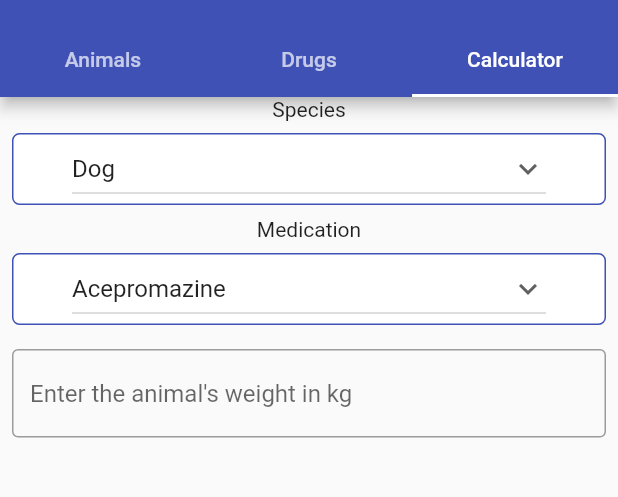
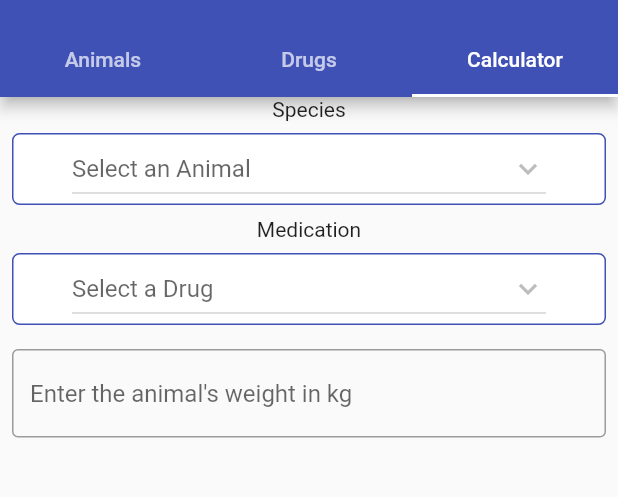
Before and after one commit to vetcalc/vetcalc-mobile-calc, a Flutter app: the screen it shows after launch, tab 3 chosen, on a phone screen of 412 x 824 dp, the part 59-556 px from its top. Run offline on Flutter 3.47's test engine with Material 2 defaults, Android fonts, the light colour scheme and no system bars; missing offline and left inert: open_file_plus; network calls fail.

Commit message:
DrugScreen, AnimalScreen, Both Dropdowns working with database

```diff
--- a/lib/components/animal.dart
+++ /dev/null
@@ -1,21 +0,0 @@
-import 'package:vet_app/lib.dart';
-
-class Animal {
-  final int id;
-  final String name;
-  final int temperature;
-  final int heartRate;
-  final int breathRate;
-  List<Drug> druglist = [];
-
-  Animal(this.id, this.name, this.temperature, this.heartRate, this.breathRate,
-      this.druglist);
-
-  Animal.fromJson(Map<String, dynamic> json)
-      : id = json['id'],
-        name = json['name'],
-        temperature = json['temperature'],
-        heartRate = json['heart_rate'],
-        breathRate = json['breath_rate'],
-        druglist = json['druglist'];
-}
--- a/lib/components/animal_dropdown.dart
+++ b/lib/components/animal_dropdown.dart
@@ -1,25 +1,16 @@
 import 'package:flutter/material.dart';
 import 'package:vet_app/lib.dart';
 
-List<Animal> speciesList = [
-  Animal(1, 'Dog', 99, 120, 90, []),
-  Animal(2, 'Cat', 98, 120, 100, []),
-  Animal(3, 'Equine', 100, 110, 90, []),
-  Animal(4, 'Sheep/Goat', 99, 95, 85, []),
-  Animal(5, 'Swine', 97, 122, 110, []),
-  Animal(6, 'Cattle', 96, 75, 60, []),
-  Animal(7, 'Camelid', 101, 60, 50, []),
-];
-
 class AnimalDropdownButton extends StatefulWidget {
-  const AnimalDropdownButton({super.key});
+  final AnimalList animalList;
+  const AnimalDropdownButton({super.key, required this.animalList});
 
   @override
   State<AnimalDropdownButton> createState() => _AnimalDropdownButtonState();
 }
 
 class _AnimalDropdownButtonState extends State<AnimalDropdownButton> {
-  Animal? dropdownValue = speciesList.first;
+  Animal? dropdownValue;
 
   @override
   Widget build(BuildContext context) {
@@ -44,7 +35,8 @@ class _AnimalDropdownButtonState extends State<AnimalDropdownButton> {
               dropdownValue = value;
             });
           },
-          items: speciesList.map<DropdownMenuItem<Animal>>((Animal value) {
+          items: widget.animalList.entries
+              .map<DropdownMenuItem<Animal>>((Animal value) {
             return DropdownMenuItem(
               value: value,
               child: Text(value.name),
--- a/lib/components/animals.dart
+++ /dev/null
@@ -1,12 +0,0 @@
-import 'animal.dart';
-
-class Animals {
-  List<Animal> animals;
-
-  Animals({this.animals = const []});
-
-  Animals.fromJson(Map<String, dynamic> json)
-      : animals = (json['Animals'] as List<dynamic>)
-            .map((animal) => Animal.fromJson(animal))
-            .toList();
-}
--- a/lib/components/drug.dart
+++ /dev/null
@@ -1,10 +0,0 @@
-class Drug {
-  final int id;
-  final String name;
-
-  Drug(this.id, this.name);
-
-  Drug.fromJson(Map<String, dynamic> json)
-      : id = json['id'],
-        name = json['name'];
-}
--- a/lib/components/drug_dropdown.dart
+++ b/lib/components/drug_dropdown.dart
@@ -1,23 +1,16 @@
 import 'package:flutter/material.dart';
 import 'package:vet_app/lib.dart';
 
-final List<Drug> drugList = [
-  Drug(1, 'Acepromazine'),
-  Drug(2, 'Alfaxalone'),
-  Drug(3, 'Atropine'),
-  Drug(4, 'Azaperone'),
-  Drug(5, 'Buprenorphine')
-];
-
 class DrugDropdownButton extends StatefulWidget {
-  const DrugDropdownButton({super.key});
+  final DrugList drugList;
+  const DrugDropdownButton({super.key, required this.drugList});
 
   @override
   State<DrugDropdownButton> createState() => _DrugDropdownButtonState();
 }
 
 class _DrugDropdownButtonState extends State<DrugDropdownButton> {
-  Drug? dropdownValue = drugList.first;
+  Drug? dropdownValue;
 
   @override
   Widget build(BuildContext context) {
@@ -40,10 +33,11 @@ class _DrugDropdownButtonState extends State<DrugDropdownButton> {
           onChanged: (Drug? value) {
             setState(() {
               dropdownValue = value;
-              //print(value?.name);
+              print(value?.name);
             });
           },
-          items: drugList.map<DropdownMenuItem<Drug>>((Drug value) {
+          items:
+              widget.drugList.entries.map<DropdownMenuItem<Drug>>((Drug value) {
             return DropdownMenuItem(
               value: value,
               child: Text(value.name),
--- a/lib/lib.dart
+++ b/lib/lib.dart
@@ -1,7 +1,9 @@
 library vet_app;
 
-export 'components/animal.dart';
-export 'components/drug.dart';
+export 'models/animal.dart';
+export 'models/animal_list.dart';
+export 'models/drug.dart';
+export 'models/drug_list.dart';
 export 'components/tab_controller.dart';
 export 'components/animal_dropdown.dart';
 export 'components/drug_dropdown.dart';
--- /dev/null
+++ b/lib/models/animal.dart
@@ -0,0 +1,35 @@
+import 'package:vet_app/lib.dart';
+//model complete
+
+class Animal {
+  final int animal_id;
+  final String name;
+  final double temperature_low;
+  final double temperature_high;
+  final double heart_rate_low;
+  final double heart_rate_high;
+  final double respiratory_rate_low;
+  final double respiratory_rate_high;
+
+  Animal(
+      {required this.animal_id,
+      required this.name,
+      required this.temperature_low,
+      required this.temperature_high,
+      required this.heart_rate_low,
+      required this.heart_rate_high,
+      required this.respiratory_rate_low,
+      required this.respiratory_rate_high});
+
+  factory Animal.fromJson(Map<String, dynamic> json) {
+    return Animal(
+        animal_id: int.parse(json['animal_id']),
+        name: json['name'],
+        temperature_low: (json['temperature_low']).toDouble(),
+        temperature_high: (json['temperature_high']).toDouble(),
+        heart_rate_low: (json['heart_rate_low']).toDouble(),
+        heart_rate_high: (json['heart_rate_high']).toDouble(),
+        respiratory_rate_low: (json['respiratory_rate_low']).toDouble(),
+        respiratory_rate_high: (json['respiratory_rate_high']).toDouble());
+  }
+}
--- /dev/null
+++ b/lib/models/animal_list.dart
@@ -0,0 +1,14 @@
+import 'animal.dart';
+
+class AnimalList {
+  List<Animal> entries;
+
+  AnimalList({required this.entries});
+
+  factory AnimalList.fromJson(List<dynamic> parsedJson) {
+    List<Animal> animalList = [];
+    animalList = parsedJson.map((e) => Animal.fromJson(e)).toList();
+
+    return AnimalList(entries: animalList);
+  }
+}
--- /dev/null
+++ b/lib/models/drug.dart
@@ -0,0 +1,16 @@
+import 'package:flutter/material.dart';
+import 'package:vet_app/lib.dart';
+
+class Drug {
+  final int drug_id;
+  final String name;
+
+  Drug({
+    required this.drug_id,
+    required this.name,
+  });
+
+  factory Drug.fromJson(Map<String, dynamic> json) {
+    return Drug(drug_id: int.parse(json['drug_id']), name: json['name']);
+  }
+}
--- /dev/null
+++ b/lib/models/drug_list.dart
@@ -0,0 +1,14 @@
+import 'drug.dart';
+
+class DrugList {
+  List<Drug> entries;
+
+  DrugList({required this.entries});
+
+  factory DrugList.fromJson(List<dynamic> parsedJson) {
+    List<Drug> drugList = [];
+    drugList = parsedJson.map((e) => Drug.fromJson(e)).toList();
+
+    return DrugList(entries: drugList);
+  }
+}
--- a/lib/screens/animal_details_screen.dart
+++ b/lib/screens/animal_details_screen.dart
@@ -17,7 +17,7 @@ class AnimalDetailsScreen extends StatelessWidget {
         body: Padding(
           padding: const EdgeInsets.all(16.0),
           child: Text(
-              "Temperature = ${animal.temperature}\nHeart Rate = ${animal.heartRate}\nRespiratory Rate = ${animal.breathRate}\nList of Drugs = ${animal.druglist}"),
+              "Temperature = ${animal.temperature_low} - ${animal.temperature_high}\nHeart Rate = ${animal.heart_rate_low} - ${animal.heart_rate_high}\nRespiratory Rate = ${animal.respiratory_rate_low} - ${animal.respiratory_rate_high}\n"),
         ));
   }
 }
--- a/lib/screens/calculator_screen.dart
+++ b/lib/screens/calculator_screen.dart
@@ -1,7 +1,15 @@
 import 'package:flutter/material.dart';
+import 'package:open_file_plus/open_file_plus.dart';
+import 'package:flutter/services.dart' show rootBundle;
+import 'dart:io';
+import 'dart:convert';
 import 'package:vet_app/lib.dart';
+import 'animal_details_screen.dart';
+import 'package:http/http.dart' as http;
 
 class CalculatorScreen extends StatefulWidget {
+  // final DrugList drugList;
+  // final AnimalList animalList;
   const CalculatorScreen({super.key});
 
   @override
@@ -11,23 +19,55 @@ class CalculatorScreen extends StatefulWidget {
 class _CalculatorScreenState extends State<CalculatorScreen> {
   List<String> selectedItemValue = [];
 
+  List<Animal> animals = [];
+  var animalList = AnimalList(entries: []);
+
+  List<Drug> drugs = [];
+  var drugList = DrugList(entries: []);
+
+  @override
+  void initState() {
+    super.initState();
+    retrieveAnimalData();
+    retrieveDrugData();
+  }
+
+  void retrieveAnimalData() async {
+    final http.Response apiResponse =
+        await http.get(Uri.parse(AnimalScreen.URL));
+    animalList = AnimalList.fromJson(jsonDecode(apiResponse.body));
+    // print('API Response' + apiResponse.body);
+    // print('AnimalList object: ' + animals.toString());
+    setState(() {});
+  }
+
+  void retrieveDrugData() async {
+    final http.Response apiResponse = await http.get(Uri.parse(DrugScreen.URL));
+    drugList = DrugList.fromJson(jsonDecode(apiResponse.body));
+    setState(() {});
+  }
+
   @override
   Widget build(BuildContext context) {
     return Scaffold(
       resizeToAvoidBottomInset: false,
-      body: Column(mainAxisAlignment: MainAxisAlignment.start, children: const [
+      body: Column(mainAxisAlignment: MainAxisAlignment.start, children: [
         Flexible(child: Text("Species")),
         Flexible(
           child: Padding(
             padding: EdgeInsets.all(8.0),
-            child: AnimalDropdownButton(),
+            child: AnimalDropdownButton(
+              animalList: animalList,
+            ),
           ),
         ),
         Flexible(child: Text("Medication")),
         Flexible(
           child: Padding(
             padding: EdgeInsets.all(8.0),
-            child: DrugDropdownButton(),
+            child: DrugDropdownButton(
+              drugList: drugList,
+            ),
           ),
         ),
         Flexible(
--- a/pubspec.yaml
+++ b/pubspec.yaml
@@ -61,8 +61,8 @@ flutter:
   # the material Icons class.
   uses-material-design: true
 
-  assets:
-    - lib/components/mock_animals.json
+  # assets:
+
 
   # To add assets to your application, add an assets section, like this:
   # assets:
```
Also changed, not shown: lib/components/get_json.dart (deleted, +0 -15 lines), lib/components/mock_animals.json (deleted, +0 -53 lines), lib/models/concentration.dart (added, +27 -0 lines), lib/models/delivery.dart (added, +10 -0 lines), lib/screens/animal_screen.dart (+22 -64 lines), lib/screens/drugs_screen.dart (+32 -9 lines).
